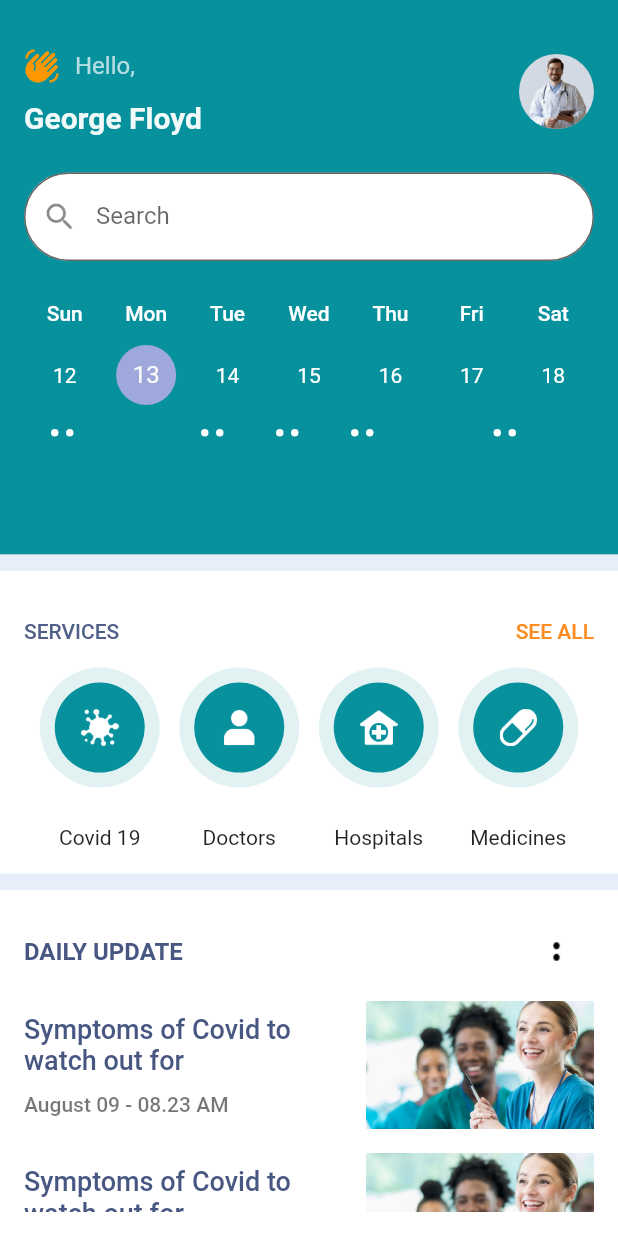
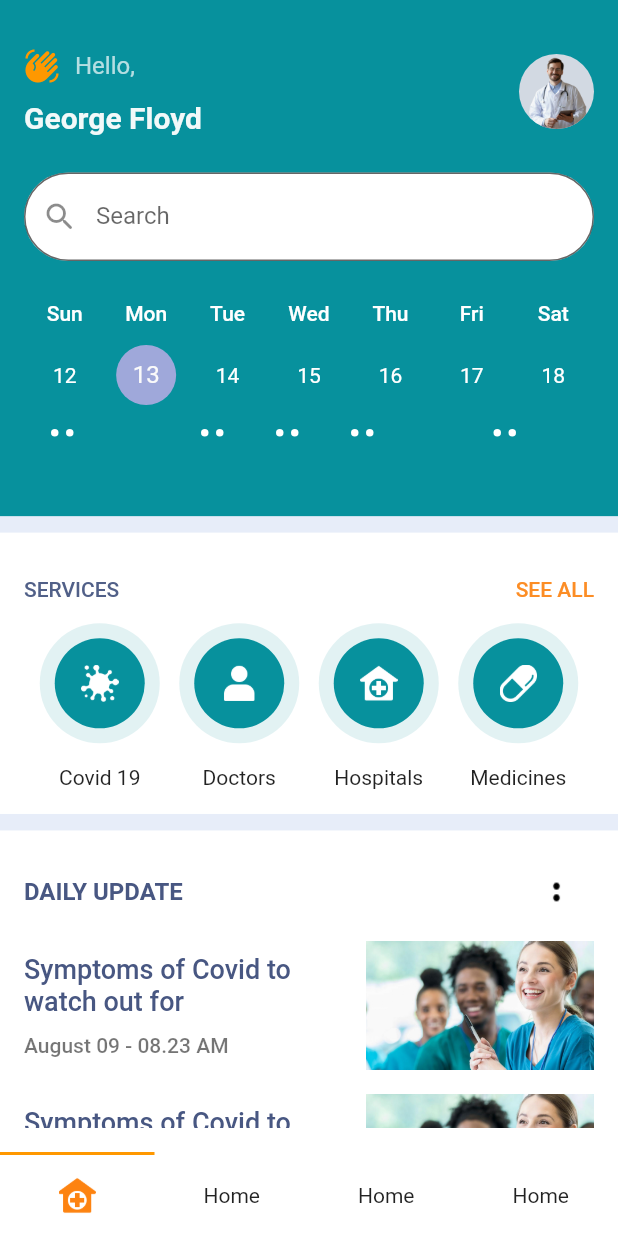
Before and after one commit to mohiuddin13631/doctor_appointment_app, a Flutter app: the screen it shows after launch, on a phone screen of 412 x 824 dp. Run offline on Flutter 3.47's test engine with Material 2 defaults, Android fonts, the phone set to English and light mode, and no system bars; drawn by our look-alikes of table_calendar, titled_navigation_bar; missing offline and left inert: flutter_timeline_calendar.

Commit message:
updated after marging branch

```diff
--- a/lib/main.dart
+++ b/lib/main.dart
@@ -18,7 +18,7 @@ class MyApp extends StatelessWidget {
       theme: ThemeData(
         primarySwatch: Colors.blue,
       ),
-      home: HomePage()
+      home: NavBar()
     );
   }
 }
--- a/lib/view/NavBar.dart
+++ b/lib/view/NavBar.dart
@@ -1,4 +1,4 @@
-/*
+
 import 'package:doctor_appoinment_app/view/CalendarPage.dart';
 import 'package:doctor_appoinment_app/view/NotePage.dart';
 import 'package:doctor_appoinment_app/view/SettingPage.dart';
@@ -32,7 +32,7 @@ class _NavBarState extends State<NavBar> {
           setState(() {
             currentIndex = index;
           });
-          print(index);
+          // print(index);
         },
         reverse: navBarMode,
         curve: Curves.easeInBack,
@@ -90,4 +90,3 @@ class _NavBarState extends State<NavBar> {
 
 // Color activeColor = Color(0xff fd8311);
 // Color activeColor = Color(0xff a5bcda);
-*/
--- a/lib/view/home_page/ServicesWidget.dart
+++ b/lib/view/home_page/ServicesWidget.dart
@@ -1,5 +1,8 @@
-import 'package:doctor_appoinment_app/view/doctor_page/doctorHome.dart';
+
+import 'package:doctor_appoinment_app/doctor_page/dumyPage.dart';
 import 'package:flutter/material.dart';
+
+import '../../doctor_page/doctorHome.dart';
 class ServicesWidget extends StatelessWidget {
   ServicesWidget({
     super.key,
@@ -16,6 +19,14 @@ class ServicesWidget extends StatelessWidget {
     "Doctors",
     "Hospitals",
     "Medicines"
+  ];
+
+  var servicePages = [
+    DummyPage(),
+    DoctorPage(),
+    DummyPage(),
+    DummyPage(),
+
   ];
 
   @override
@@ -49,7 +60,7 @@ class ServicesWidget extends StatelessWidget {
                   itemBuilder: (context, index) {
                     return InkWell(
                       onTap: () {
-                        Navigator.push(context, MaterialPageRoute(builder: (context) => DoctorPage(),));
+                        Navigator.push(context, MaterialPageRoute(builder: (context) => servicePages[index],));
                       },
                       child: Column(
                         mainAxisAlignment: MainAxisAlignment.spaceBetween,
```
Also changed, not shown: lib/doctor_page/dumyPage.dart (added, +11 -0 lines).
